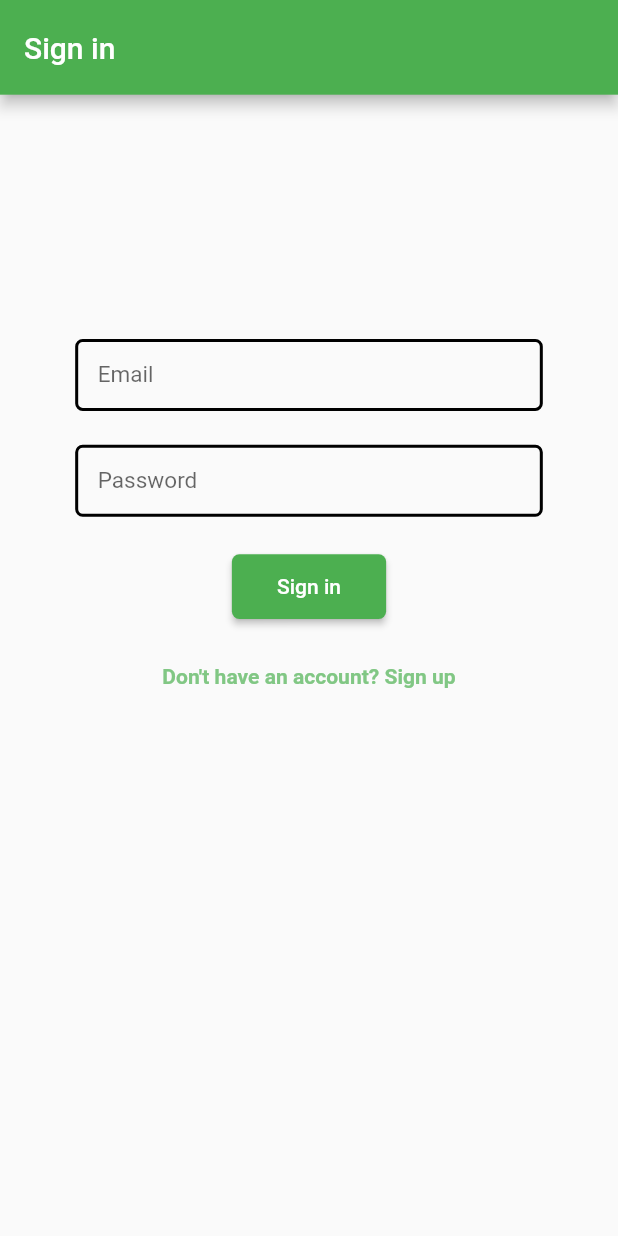
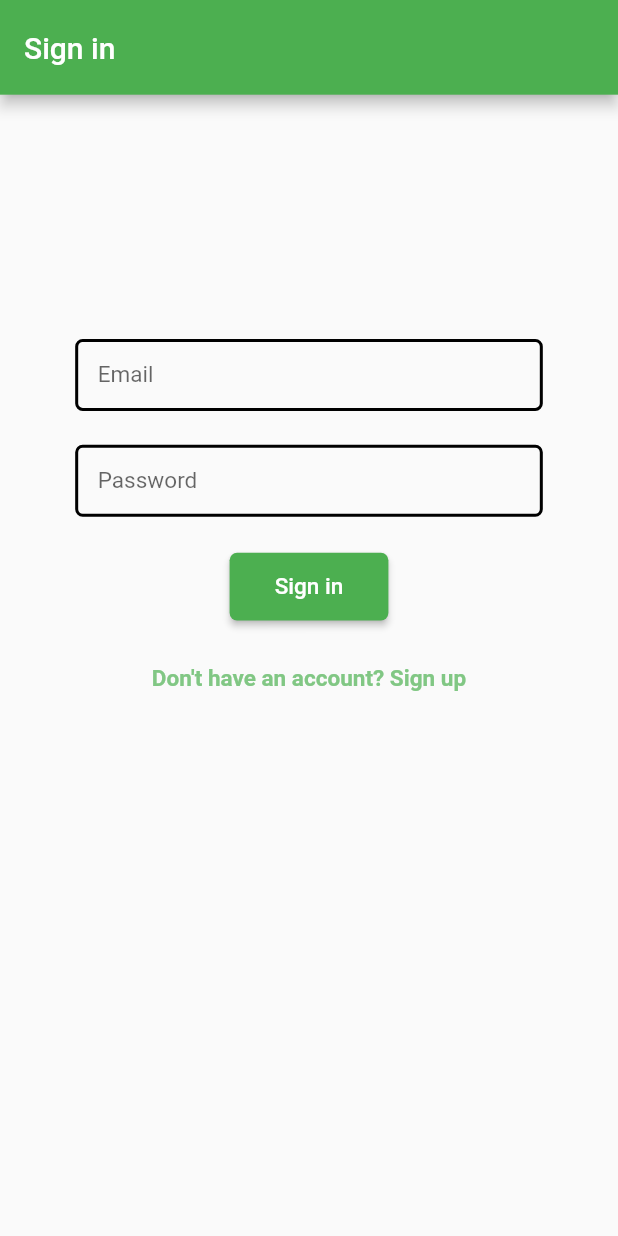
Before and after one commit to vpaniush/waste_sorter, a Flutter app: the screen it shows after launch, on a phone screen of 412 x 824 dp. Run offline on Flutter 3.47's test engine with Material 2 defaults, Android fonts, the phone set to English and light mode, and no system bars; our stand-ins replace easy_localization, equatable, firebase_auth, firebase_core, firebase_database, fl_chart and 3 more; missing offline and left inert: tflite; accounts and stored records are empty.

Commit message:
increases font size in several places

```diff
--- a/lib/presentation/screens/auth/local_widgets/switch_auth_flow_inkwell.dart
+++ b/lib/presentation/screens/auth/local_widgets/switch_auth_flow_inkwell.dart
@@ -17,7 +17,7 @@ class SwitchAuthFlowInkwell extends StatelessWidget {
               : 'Already have an account? Sign in',
           style: TextStyle(
             color: Colors.green[300],
-            fontSize: 14.sp,
+            fontSize: 15.sp,
             fontWeight: FontWeight.bold,
           ),
         ),
--- a/lib/presentation/screens/sorter/sorter_screen.dart
+++ b/lib/presentation/screens/sorter/sorter_screen.dart
@@ -58,7 +58,7 @@ class SorterScreen extends StatelessWidget {
 
   Widget _sortResult(SorterLoaded state) => Text(
         state.sortResult.toUpperCase(),
-        style: TextStyle(fontSize: 14.sp, fontWeight: FontWeight.bold),
+        style: TextStyle(fontSize: 15.sp, fontWeight: FontWeight.bold),
       );
 
   Widget _pickImageButton(
--- a/lib/presentation/widgets/ws_button.dart
+++ b/lib/presentation/widgets/ws_button.dart
@@ -18,7 +18,7 @@ class WSButton extends StatelessWidget {
         style: _style(),
       );
 
-  Widget _child() => Text(title, style: TextStyle(fontSize: 14.sp));
+  Widget _child() => Text(title, style: TextStyle(fontSize: 15.sp));
 
   ButtonStyle _style() => ElevatedButton.styleFrom(
         padding: EdgeInsets.symmetric(vertical: 12.h, horizontal: 30.w),
```
